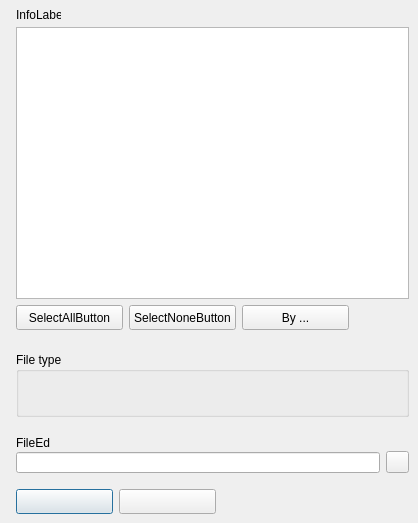
Before: the Qt Designer form src/forms/CreateXMLFormUnit.ui in Eldricos/D-Fend-Reborn, drawn with Qt 5.
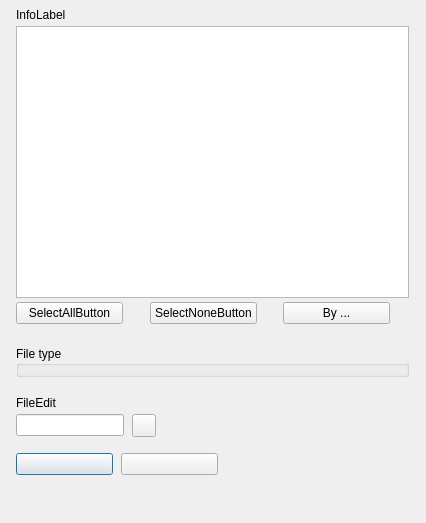
After: the same form once the commit is applied. Icons and pictures are not drawn. Custom widgets are drawn as their Qt base class.

Commit message: Remaining dialogs: Qt layouts instead of fixed pixel positions

Patch:
```diff
--- a/src/forms/CreateXMLFormUnit.ui
+++ b/src/forms/CreateXMLFormUnit.ui
@@ -8,80 +8,190 @@
     <property name="vclPosition" stdset="0"><string notr="true">poOwnerFormCenter</string></property>
     <property name="vclDesignWidth" stdset="0"><number>418</number></property>
     <property name="vclDesignHeight" stdset="0"><number>523</number></property>
+    <layout class="QVBoxLayout" name="CreateXMLForm_Layout" stretch="0,0,0,0,0,0,0,1">
+      <property name="leftMargin"><number>16</number></property>
+      <property name="topMargin"><number>8</number></property>
+      <property name="rightMargin"><number>9</number></property>
+      <property name="bottomMargin"><number>8</number></property>
+      <property name="spacing"><number>0</number></property>
+      <item>
+        <layout class="QGridLayout" name="CreateXMLForm_Section1" columnstretch="0,0,0,1">
+          <property name="leftMargin"><number>0</number></property>
+          <property name="topMargin"><number>0</number></property>
+          <property name="rightMargin"><number>0</number></property>
+          <property name="bottomMargin"><number>0</number></property>
+          <property name="horizontalSpacing"><number>8</number></property>
+          <property name="verticalSpacing"><number>4</number></property>
+          <item row="0" column="0" colspan="4">
     <widget class="QLabel" name="InfoLabel">
-      <property name="geometry"><rect><x>16</x><y>8</y><width>45</width><height>13</height></rect></property>
       <property name="text"><string>InfoLabel</string></property>
       <property name="textFormat"><enum>Qt::PlainText</enum></property>
       <property name="alignment"><set>Qt::AlignLeft|Qt::AlignTop</set></property>
-      <property name="vclAutoSize" stdset="0"><bool>true</bool></property>
-    </widget>
-    <widget class="QToolButton" name="SelectFileButton">
-      <property name="geometry"><rect><x>386</x><y>451</y><width>23</width><height>22</height></rect></property>
-      <property name="icon"><iconset resource="../../resources/dfend.qrc"><normaloff>:/glyphs/92d9d1a333bceee3.png</normaloff></iconset></property>
-      <property name="iconSize"><size><width>16</width><height>16</height></size></property>
-    </widget>
+            </widget>
+          </item>
+          <item row="1" column="0" colspan="3" alignment="Qt::AlignLeft">
     <widget class="QListWidget" name="ListBox">
-      <property name="geometry"><rect><x>16</x><y>27</y><width>393</width><height>272</height></rect></property>
       <property name="vclCheckList" stdset="0"><bool>true</bool></property>
-    </widget>
-    <widget class="QLineEdit" name="FileEdit">
-      <property name="geometry"><rect><x>16</x><y>452</y><width>364</width><height>21</height></rect></property>
-    </widget>
-    <widget class="QLabel" name="FileEdit_EditLabel">
-      <property name="geometry"><rect><x>16</x><y>436</y><width>34</width><height>13</height></rect></property>
-      <property name="text"><string>FileEdit</string></property>
-      <property name="textFormat"><enum>Qt::PlainText</enum></property>
-      <property name="vclAutoSize" stdset="0"><bool>true</bool></property>
-      <property name="vclFocusControl" stdset="0"><string notr="true">FileEdit</string></property>
-      <property name="vclLabeledEditOf" stdset="0"><string notr="true">FileEdit</string></property>
-    </widget>
+              <property name="minimumSize"><size><width>393</width><height>272</height></size></property>
+            </widget>
+          </item>
+          <item row="2" column="0" alignment="Qt::AlignLeft">
     <widget class="QPushButton" name="SelectAllButton">
-      <property name="geometry"><rect><x>16</x><y>305</y><width>107</width><height>25</height></rect></property>
       <property name="text"><string>SelectAllButton</string></property>
       <property name="autoDefault"><bool>false</bool></property>
-    </widget>
+              <property name="minimumSize"><size><width>107</width><height>0</height></size></property>
+            </widget>
+          </item>
+          <item row="2" column="1" alignment="Qt::AlignLeft">
     <widget class="QPushButton" name="SelectNoneButton">
-      <property name="geometry"><rect><x>129</x><y>305</y><width>107</width><height>25</height></rect></property>
       <property name="tag" stdset="0"><number>1</number></property>
       <property name="text"><string>SelectNoneButton</string></property>
       <property name="autoDefault"><bool>false</bool></property>
       <property name="vclOnClick" stdset="0"><string notr="true">SelectButtonClick</string></property>
-    </widget>
+              <property name="minimumSize"><size><width>107</width><height>0</height></size></property>
+            </widget>
+          </item>
+          <item row="2" column="2" alignment="Qt::AlignLeft">
+            <widget class="QPushButton" name="SelectGenreButton">
+              <property name="tag" stdset="0"><number>2</number></property>
+              <property name="text"><string>By ...</string></property>
+              <property name="autoDefault"><bool>false</bool></property>
+              <property name="vclOnClick" stdset="0"><string notr="true">SelectButtonClick</string></property>
+              <property name="minimumSize"><size><width>107</width><height>0</height></size></property>
+            </widget>
+          </item>
+          <item row="0" column="3">
+            <spacer name="CreateXMLForm_Section1_HFill">
+              <property name="orientation"><enum>Qt::Horizontal</enum></property>
+              <property name="sizeHint" stdset="0"><size><width>0</width><height>0</height></size></property>
+            </spacer>
+          </item>
+        </layout>
+      </item>
+      <item>
+        <spacer name="CreateXMLForm_Gap1">
+          <property name="orientation"><enum>Qt::Vertical</enum></property>
+          <property name="sizeType"><enum>QSizePolicy::Fixed</enum></property>
+          <property name="sizeHint" stdset="0"><size><width>0</width><height>22</height></size></property>
+        </spacer>
+      </item>
+      <item>
+        <layout class="QGridLayout" name="CreateXMLForm_Section2" columnstretch="0,1">
+          <property name="leftMargin"><number>0</number></property>
+          <property name="topMargin"><number>0</number></property>
+          <property name="rightMargin"><number>0</number></property>
+          <property name="bottomMargin"><number>0</number></property>
+          <property name="horizontalSpacing"><number>8</number></property>
+          <property name="verticalSpacing"><number>4</number></property>
+          <item row="0" column="0" alignment="Qt::AlignLeft">
+            <widget class="TRadioGroupWidget" name="FileTypeRadioGroup">
+              <property name="title"><string>File type</string></property>
+              <property name="items" stdset="0"><stringlist notr="true"><string>DBGL style</string><string>D.O.G. style</string></stringlist></property>
+              <property name="itemIndex" stdset="0"><number>0</number></property>
+              <property name="minimumSize"><size><width>393</width><height>0</height></size></property>
+            </widget>
+          </item>
+          <item row="0" column="1">
+            <spacer name="CreateXMLForm_Section2_HFill">
+              <property name="orientation"><enum>Qt::Horizontal</enum></property>
+              <property name="sizeHint" stdset="0"><size><width>0</width><height>0</height></size></property>
+            </spacer>
+          </item>
+        </layout>
+      </item>
+      <item>
+        <spacer name="CreateXMLForm_Gap2">
+          <property name="orientation"><enum>Qt::Vertical</enum></property>
+          <property name="sizeType"><enum>QSizePolicy::Fixed</enum></property>
+          <property name="sizeHint" stdset="0"><size><width>0</width><height>19</height></size></property>
+        </spacer>
+      </item>
+      <item>
+        <layout class="QGridLayout" name="CreateXMLForm_Section3" columnstretch="0,0,1">
+          <property name="leftMargin"><number>0</number></property>
+          <property name="topMargin"><number>0</number></property>
+          <property name="rightMargin"><number>0</number></property>
+          <property name="bottomMargin"><number>0</number></property>
+          <property name="horizontalSpacing"><number>8</number></property>
+          <property name="verticalSpacing"><number>4</number></property>
+          <item row="0" column="0" colspan="3">
+            <widget class="QLabel" name="FileEdit_EditLabel">
+              <property name="text"><string>FileEdit</string></property>
+              <property name="textFormat"><enum>Qt::PlainText</enum></property>
+              <property name="vclFocusControl" stdset="0"><string notr="true">FileEdit</string></property>
+              <property name="vclLabeledEditOf" stdset="0"><string notr="true">FileEdit</string></property>
+            </widget>
+          </item>
+          <item row="1" column="0">
+            <widget class="QLineEdit" name="FileEdit">
+      </widget>
+          </item>
+          <item row="1" column="1" alignment="Qt::AlignLeft">
+            <widget class="QToolButton" name="SelectFileButton">
+              <property name="icon"><iconset resource="../../resources/dfend.qrc"><normaloff>:/glyphs/92d9d1a333bceee3.png</normaloff></iconset></property>
+              <property name="iconSize"><size><width>16</width><height>16</height></size></property>
+              <property name="minimumSize"><size><width>23</width><height>0</height></size></property>
+            </widget>
+          </item>
+          <item row="0" column="2">
+            <spacer name="CreateXMLForm_Section3_HFill">
+              <property name="orientation"><enum>Qt::Horizontal</enum></property>
+              <property name="sizeHint" stdset="0"><size><width>0</width><height>0</height></size></property>
+            </spacer>
+          </item>
+        </layout>
+      </item>
+      <item>
+        <spacer name="CreateXMLForm_Gap3">
+          <property name="orientation"><enum>Qt::Vertical</enum></property>
+          <property name="sizeType"><enum>QSizePolicy::Fixed</enum></property>
+          <property name="sizeHint" stdset="0"><size><width>0</width><height>16</height></size></property>
+        </spacer>
+      </item>
+      <item>
+        <layout class="QGridLayout" name="CreateXMLForm_Section4" columnstretch="0,0,1">
+          <property name="leftMargin"><number>0</number></property>
+          <property name="topMargin"><number>0</number></property>
+          <property name="rightMargin"><number>0</number></property>
+          <property name="bottomMargin"><number>0</number></property>
+          <property name="horizontalSpacing"><number>8</number></property>
+          <property name="verticalSpacing"><number>4</number></property>
+          <item row="0" column="0" alignment="Qt::AlignLeft">
     <widget class="QPushButton" name="OKButton">
-      <property name="geometry"><rect><x>16</x><y>489</y><width>97</width><height>25</height></rect></property>
-      <property name="text"><string></string></property>
+              <property name="text"><string /></property>
       <property name="autoDefault"><bool>false</bool></property>
       <property name="vclKind" stdset="0"><string notr="true">bkOK</string></property>
       <property name="default"><bool>true</bool></property>
       <property name="vclModalResult" stdset="0"><string notr="true">mrOk</string></property>
       <property name="vclOnClick" stdset="0"><string notr="true">OKButtonClick</string></property>
-    </widget>
+              <property name="minimumSize"><size><width>97</width><height>0</height></size></property>
+            </widget>
+          </item>
+          <item row="0" column="1" alignment="Qt::AlignLeft">
     <widget class="QPushButton" name="CancelButton">
-      <property name="geometry"><rect><x>119</x><y>489</y><width>97</width><height>25</height></rect></property>
-      <property name="text"><string></string></property>
+              <property name="text"><string /></property>
       <property name="autoDefault"><bool>false</bool></property>
       <property name="vclKind" stdset="0"><string notr="true">bkCancel</string></property>
       <property name="vclCancel" stdset="0"><bool>true</bool></property>
       <property name="vclModalResult" stdset="0"><string notr="true">mrCancel</string></property>
-    </widget>
-    <widget class="QPushButton" name="SelectGenreButton">
-      <property name="geometry"><rect><x>242</x><y>305</y><width>107</width><height>25</height></rect></property>
-      <property name="tag" stdset="0"><number>2</number></property>
-      <property name="text"><string>By ...</string></property>
-      <property name="autoDefault"><bool>false</bool></property>
-      <property name="vclOnClick" stdset="0"><string notr="true">SelectButtonClick</string></property>
-    </widget>
-    <widget class="TRadioGroupWidget" name="FileTypeRadioGroup">
-      <property name="geometry"><rect><x>16</x><y>352</y><width>393</width><height>65</height></rect></property>
-      <property name="title"><string>File type</string></property>
-      <property name="items" stdset="0">
-        <stringlist notr="true">
-          <string>DBGL style</string>
-          <string>D.O.G. style</string>
-        </stringlist>
-      </property>
-      <property name="itemIndex" stdset="0"><number>0</number></property>
-    </widget>
+              <property name="minimumSize"><size><width>97</width><height>0</height></size></property>
+            </widget>
+          </item>
+          <item row="0" column="2">
+            <spacer name="CreateXMLForm_Section4_HFill">
+              <property name="orientation"><enum>Qt::Horizontal</enum></property>
+              <property name="sizeHint" stdset="0"><size><width>0</width><height>0</height></size></property>
+            </spacer>
+          </item>
+        </layout>
+      </item>
+      <item>
+        <spacer name="CreateXMLForm_VFill">
+          <property name="orientation"><enum>Qt::Vertical</enum></property>
+          <property name="sizeHint" stdset="0"><size><width>0</width><height>0</height></size></property>
+        </spacer>
+      </item>
+    </layout>
     <widget class="QMenu" name="PopupMenu">
       <property name="vclPopupMenu" stdset="0"><bool>true</bool></property>
     </widget>
```
Left out of the diff: 6 changed lines with no effect on the pictures. Lines whose indentation alone changed are shown as unchanged. The commit also changes 102 other files.
